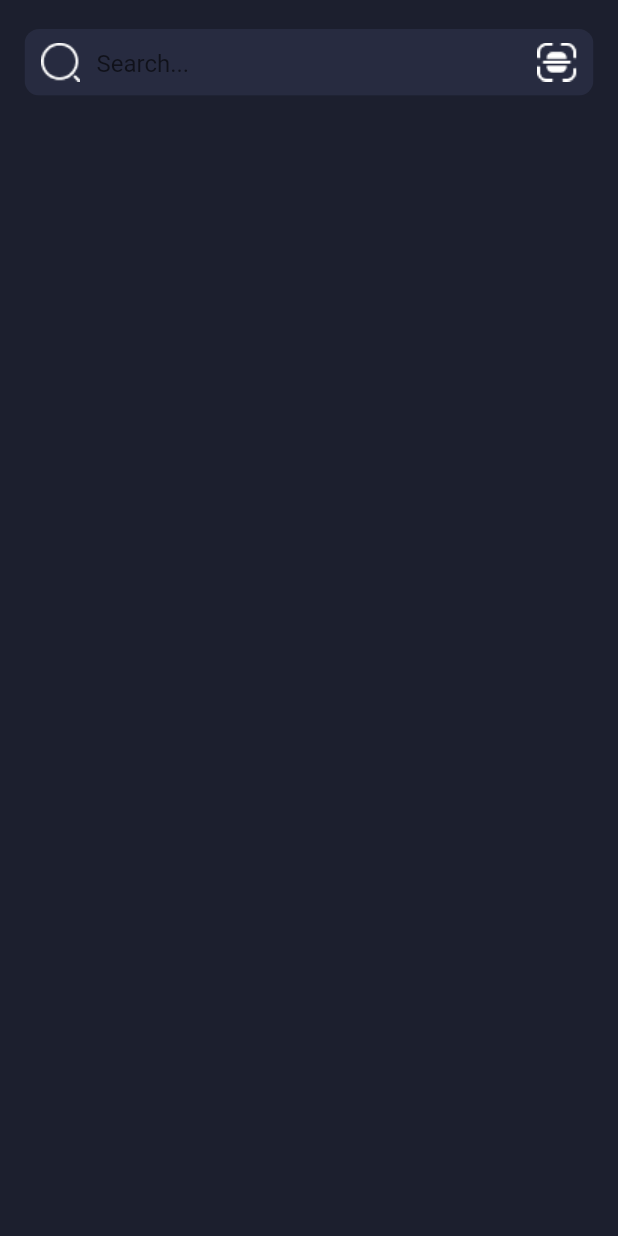
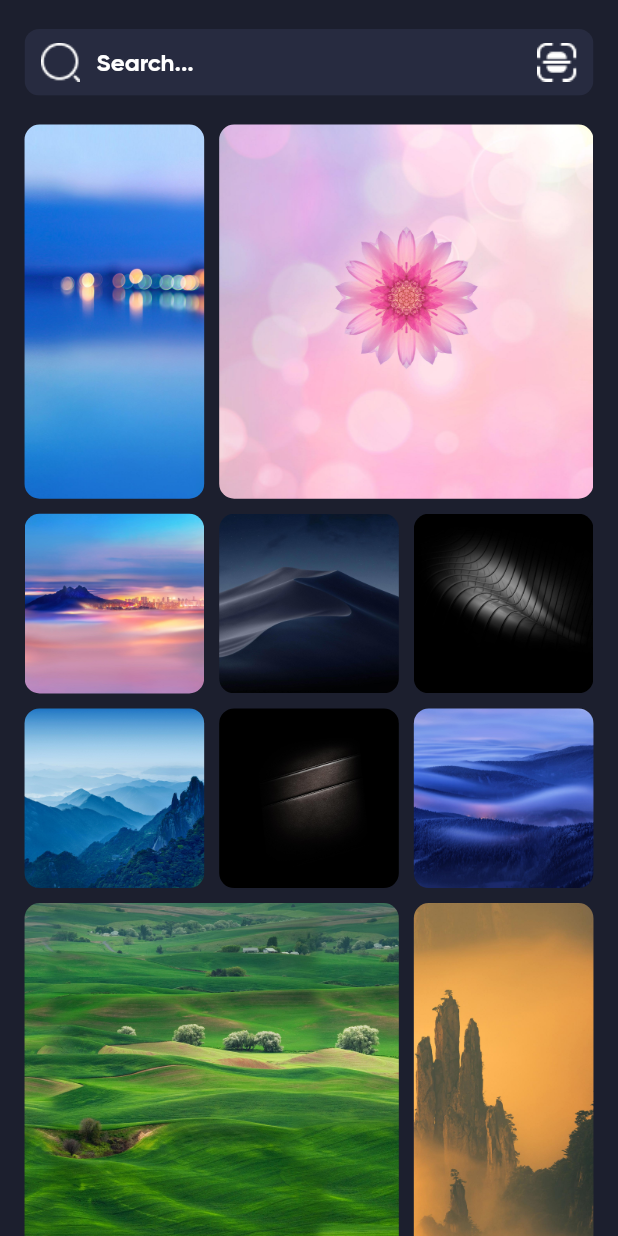
Before and after one commit to RezaMohammadi8001/uniquegram, a Flutter app: the SearchScreen screen opened directly, on a phone screen of 412 x 824 dp. Run offline on Flutter 3.47's test engine with Material 2 defaults, Android fonts, the phone set to English and light mode, and no system bars; our stand-ins replace dotted_border, email_validator, flutter_screenutil.

```diff
--- a/lib/screens/search_screen.dart
+++ b/lib/screens/search_screen.dart
@@ -1,5 +1,6 @@
 import 'package:flutter/material.dart';
 import 'package:flutter_screenutil/flutter_screenutil.dart';
+import 'package:flutter_staggered_grid_view/flutter_staggered_grid_view.dart';
 
 class SearchScreen extends StatelessWidget {
   const SearchScreen({super.key});
@@ -27,6 +28,11 @@ class SearchScreen extends StatelessWidget {
                             Image.asset('assets/images/icon_search.png'),
                         suffixIcon: Image.asset('assets/images/icon_scan.png'),
                         hintText: 'Search...',
+                        hintStyle: const TextStyle(
+                          fontFamily: 'GB',
+                          fontSize: 16,
+                          color: Colors.white,
+                        ),
                         filled: true,
                         fillColor: const Color(0xff272B40),
                         border: InputBorder.none,
@@ -37,6 +43,36 @@ class SearchScreen extends StatelessWidget {
                   ),
                 ),
               ),
+            ),
+            SliverPadding(
+              padding: EdgeInsets.symmetric(horizontal: 17.w),
+              sliver: SliverGrid(
+                delegate: SliverChildBuilderDelegate(
+                  childCount: 17,
+                  (context, index) => ClipRRect(
+                    borderRadius: BorderRadius.circular(10),
+                    child: FittedBox(
+                      fit: BoxFit.cover,
+                      child: Image.asset(
+                        'assets/images/nsmobile_wallpaper_h(${index + 1}).jpg',
+                      ),
+                    ),
+                  ),
+                ),
+                gridDelegate: SliverQuiltedGridDelegate(
+                  crossAxisCount: 3,
+                  mainAxisSpacing: 10,
+                  crossAxisSpacing: 10,
+                  repeatPattern: QuiltedGridRepeatPattern.inverted,
+                  pattern: [
+                    const QuiltedGridTile(2, 1),
+                    const QuiltedGridTile(2, 2),
+                    const QuiltedGridTile(1, 1),
+                    const QuiltedGridTile(1, 1),
+                    const QuiltedGridTile(1, 1)
+                  ],
+                ),
+              ),
             )
           ],
         ),
--- a/pubspec.yaml
+++ b/pubspec.yaml
@@ -33,6 +33,7 @@ dependencies:
   flutter_screenutil: ^5.9.0
   email_validator: ^2.1.17
   dotted_border: ^2.1.0
+  flutter_staggered_grid_view: ^0.7.0
   # The following adds the Cupertino Icons font to your application.
   # Use with the CupertinoIcons class for iOS style icons.
   cupertino_icons: ^1.0.2
```
Also changed, not shown: assets/images/nsmobile_wallpaper_h(1).jpg (added), assets/images/nsmobile_wallpaper_h(10).jpg (added), assets/images/nsmobile_wallpaper_h(11).jpg (added), assets/images/nsmobile_wallpaper_h(12).jpg (added), assets/images/nsmobile_wallpaper_h(13).jpg (added), assets/images/nsmobile_wallpaper_h(14).jpg (added), assets/images/nsmobile_wallpaper_h(15).jpg (added), assets/images/nsmobile_wallpaper_h(16).jpg (added), assets/images/nsmobile_wallpaper_h(17).jpg (added), assets/images/nsmobile_wallpaper_h(2).jpg (added), assets/images/nsmobile_wallpaper_h(3).jpg (added), assets/images/nsmobile_wallpaper_h(4).jpg (added), assets/images/nsmobile_wallpaper_h(5).jpg (added), assets/images/nsmobile_wallpaper_h(6).jpg (added), 4 more files.
